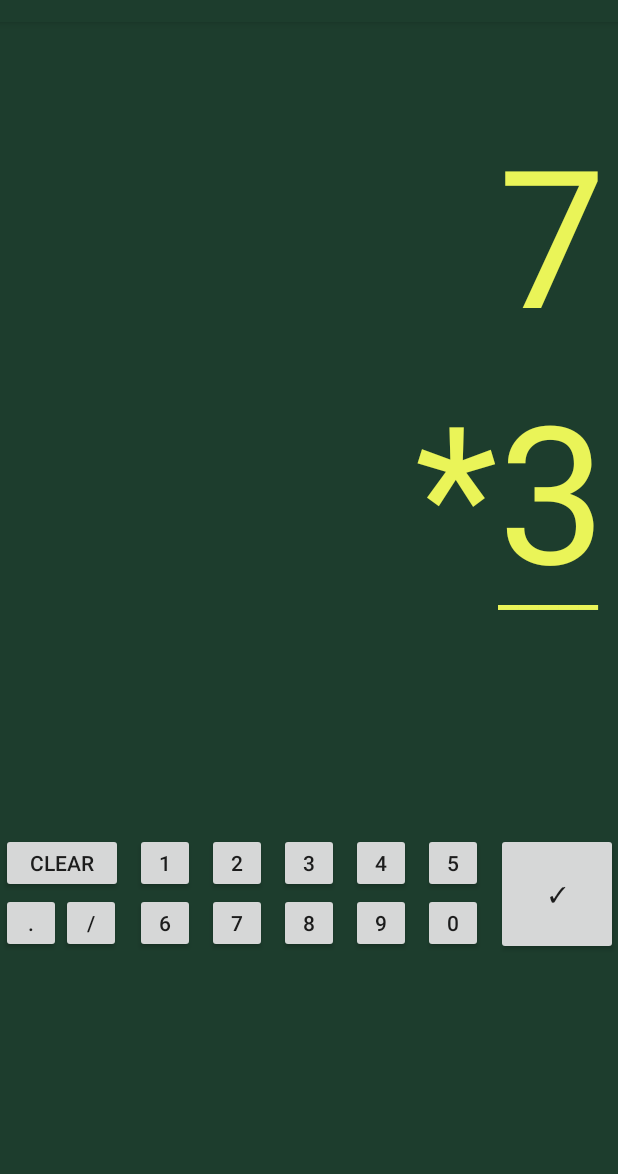
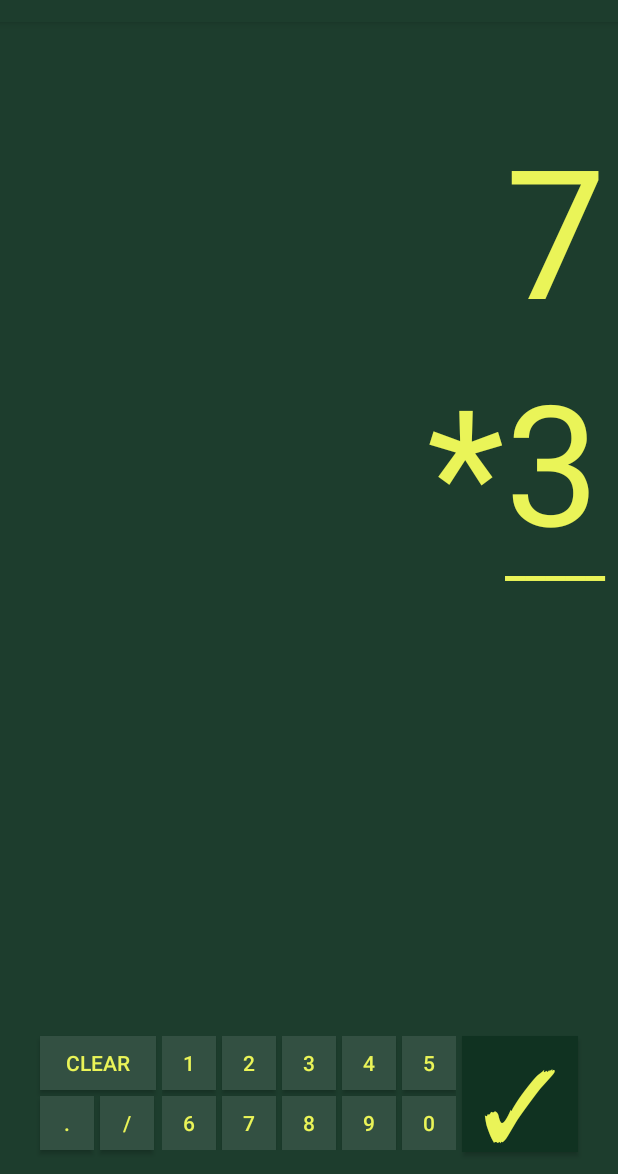
Before and after one commit to stupid-genius/Math-Tutor, an Android app: the screen it shows after launch (MainActivity), on a phone screen of 412 x 824 dp, the part 62-1236 px from its top. Run offline under Robolectric (Android 15) with nearby library versions, the phone set to English and light mode, and no system bars.

Commit message:
UI tweaks and bug fixes
- Adjusting UI to fit on actual phone (OnePlus2)
- handle case where user clicks submit with no answer

```diff
--- a/app/src/main/java/com/stupid_genius/mathtutor/MainActivity.java
+++ b/app/src/main/java/com/stupid_genius/mathtutor/MainActivity.java
@@ -31,7 +31,7 @@ public class MainActivity extends AppCompatActivity {
 		answer = findViewById(R.id.answer);
 		result = findViewById(R.id.result);
 
-		tutor.startSession();
+		tutor.startSession("");
 		startProblem();
 		setResult("");
 	}
@@ -49,7 +49,12 @@ public class MainActivity extends AppCompatActivity {
 	}
 
 	private Integer getAnswer(){
-		return Integer.valueOf(answer.getText().toString());
+		Integer userAnswer = 0;
+		String answerText = answer.getText().toString();
+		if (answerText.length() != 0) {
+			userAnswer = Integer.valueOf(answerText);
+		}
+		return userAnswer;
 	}
 	private void setAnswer(CharSequence s) {
 		answer.setText(s, TextView.BufferType.NORMAL);
--- a/app/src/main/java/com/stupid_genius/mathtutor/MathTutor.java
+++ b/app/src/main/java/com/stupid_genius/mathtutor/MathTutor.java
@@ -10,9 +10,6 @@ public class MathTutor implements Iterator<SimpleProblem> {
 
 	private int sessionCount;
 
-	public MathTutor() {
-	}
-
 	/**
 	 * Configurations:
 	 * - operation
@@ -23,10 +20,7 @@ public class MathTutor implements Iterator<SimpleProblem> {
 	 *
 	 * @param config
 	 */
-	public MathTutor(String config) {
-	}
-
-	public void startSession() {
+	public void startSession(String config) {
 		problemFactory = new ProblemFactory(OperationEnum.RANDOM, 10, false);
 		numCorrect = 0;
 		sessionCount = 0;
@@ -61,7 +55,7 @@ public class MathTutor implements Iterator<SimpleProblem> {
 
 	public static void main(String[] args) {
 		final MathTutor tutor = new MathTutor();
-		tutor.startSession();
+		tutor.startSession("");
 
 		Runtime.getRuntime().addShutdownHook(new Thread() {
 			public void run() {
--- a/app/src/main/res/layout/activity_main.xml
+++ b/app/src/main/res/layout/activity_main.xml
@@ -19,7 +19,7 @@
         <LinearLayout
             android:layout_width="match_parent"
             android:layout_height="wrap_content"
-            android:layout_weight="30"
+            android:layout_weight="20"
             android:orientation="vertical">
 
             <androidx.constraintlayout.widget.ConstraintLayout
@@ -31,7 +31,7 @@
                     android:id="@+id/result_top"
                     android:layout_width="wrap_content"
                     android:layout_height="wrap_content"
-                    android:layout_marginTop="8dp"
+                    android:layout_marginTop="16dp"
                     android:text="CORRECT!"
                     android:textColor="#eaf458"
                     android:textSize="36sp"
@@ -47,8 +47,8 @@
                     android:layout_width="wrap_content"
                     android:layout_height="wrap_content"
                     android:text="*"
-                    android:textColor="#eaf458"
-                    android:textSize="128sp"
+                    android:textColor="@color/colorAccent"
+                    android:textSize="120sp"
                     app:layout_constraintBottom_toBottomOf="parent"
                     app:layout_constraintEnd_toStartOf="@+id/constraintLayout" />
 
@@ -61,28 +61,25 @@
 
                     <TextView
                         android:id="@+id/firstNumber"
-                        android:layout_width="wrap_content"
+                        android:layout_width="0dp"
                         android:layout_height="wrap_content"
                         android:layout_marginEnd="8dp"
                         android:layout_marginRight="8dp"
                         android:text="123"
-                        android:textColor="#eaf458"
-                        android:textSize="128sp"
-                        app:autoSizeMaxTextSize="128sp"
-                        app:autoSizeTextType="uniform"
+                        android:textColor="@color/colorAccent"
+                        android:textSize="120sp"
                         app:layout_constraintBottom_toTopOf="@+id/secondNumber"
                         app:layout_constraintEnd_toEndOf="parent" />
 
                     <TextView
                         android:id="@+id/secondNumber"
-                        android:layout_width="wrap_content"
+                        android:layout_width="0dp"
                         android:layout_height="wrap_content"
                         android:layout_marginEnd="8dp"
                         android:layout_marginRight="8dp"
                         android:text="456"
-                        android:textColor="#eaf458"
-                        android:textSize="128sp"
-                        app:autoSizeMaxTextSize="128sp"
+                        android:textColor="@color/colorAccent"
+                        android:textSize="120sp"
                         app:autoSizeTextType="uniform"
                         app:layout_constraintBottom_toBottomOf="parent"
                         app:layout_constraintEnd_toEndOf="parent" />
@@ -110,7 +107,7 @@
         <LinearLayout
             android:layout_width="match_parent"
             android:layout_height="wrap_content"
-            android:layout_weight="5"
+            android:layout_weight="80"
             android:orientation="vertical">
 
             <androidx.constraintlayout.widget.ConstraintLayout
@@ -124,11 +121,10 @@
                     android:layout_height="wrap_content"
                     android:layout_marginEnd="8dp"
                     android:layout_marginRight="8dp"
-                    android:editable="true"
                     android:inputType="numberDecimal"
                     android:text="7890"
-                    android:textColor="#eaf458"
-                    android:textSize="128sp"
+                    android:textColor="@color/colorAccent"
+                    android:textSize="120sp"
                     app:autoSizeMaxTextSize="128sp"
                     app:autoSizeTextType="uniform"
                     app:layout_constraintEnd_toEndOf="parent"
@@ -138,123 +134,144 @@
                     android:id="@+id/inputLayout"
                     android:layout_width="wrap_content"
                     android:layout_height="wrap_content"
-                    android:layout_marginTop="144dp"
+                    android:layout_marginBottom="16dp"
+                    app:layout_constraintBottom_toBottomOf="parent"
                     app:layout_constraintEnd_toEndOf="parent"
-                    app:layout_constraintStart_toStartOf="parent"
-                    app:layout_constraintTop_toTopOf="parent">
+                    app:layout_constraintStart_toStartOf="parent">
 
                     <Button
                         android:id="@+id/one"
-                        android:layout_width="40dp"
-                        android:layout_height="40dp"
+                        android:layout_width="36dp"
+                        android:layout_height="36dp"
                         android:layout_weight="30"
+                        android:background="@color/primary_lightVariant"
                         android:onClick="numberClick"
                         android:text="1"
+                        android:textColor="@color/colorAccent"
                         app:layout_constraintStart_toStartOf="parent"
                         app:layout_constraintTop_toTopOf="parent" />
 
                     <Button
                         android:id="@+id/two"
-                        android:layout_width="40dp"
-                        android:layout_height="40dp"
-                        android:layout_marginStart="8dp"
-                        android:layout_marginLeft="8dp"
+                        android:layout_width="36dp"
+                        android:layout_height="36dp"
+                        android:layout_marginStart="4dp"
+                        android:layout_marginLeft="4dp"
                         android:layout_weight="30"
+                        android:background="@color/primary_lightVariant"
                         android:onClick="numberClick"
                         android:text="2"
+                        android:textColor="@color/colorAccent"
                         app:layout_constraintStart_toEndOf="@+id/one"
                         app:layout_constraintTop_toTopOf="@+id/one" />
 
                     <Button
                         android:id="@+id/six"
-                        android:layout_width="40dp"
-                        android:layout_height="40dp"
+                        android:layout_width="36dp"
+                        android:layout_height="36dp"
+                        android:layout_marginTop="4dp"
                         android:layout_weight="30"
+                        android:background="@color/primary_lightVariant"
                         android:onClick="numberClick"
                         android:text="6"
+                        android:textColor="@color/colorAccent"
                         app:layout_constraintStart_toStartOf="@+id/one"
                         app:layout_constraintTop_toBottomOf="@+id/one" />
 
                     <Button
                         android:id="@+id/nine"
-                        android:layout_width="40dp"
-                        android:layout_height="40dp"
-                        android:layout_marginStart="8dp"
-                        android:layout_marginLeft="8dp"
+                        android:layout_width="36dp"
+                        android:layout_height="36dp"
+                        android:layout_marginStart="4dp"
+                        android:layout_marginLeft="4dp"
                         android:layout_weight="30"
+                        android:background="@color/primary_lightVariant"
                         android:onClick="numberClick"
                         android:text="9"
+                        android:textColor="@color/colorAccent"
                         app:layout_constraintStart_toEndOf="@+id/eight"
                         app:layout_constraintTop_toTopOf="@+id/eight" />
 
                     <Button
                         android:id="@+id/three"
-                        android:layout_width="40dp"
-                        android:layout_height="40dp"
-                        android:layout_marginStart="8dp"
-                        android:layout_marginLeft="8dp"
+                        android:layout_width="36dp"
+                        android:layout_height="36dp"
+                        android:layout_marginStart="4dp"
+                        android:layout_marginLeft="4dp"
                         android:layout_weight="30"
+                        android:background="@color/primary_lightVariant"
                         android:onClick="numberClick"
                         android:text="3"
+                        android:textColor="@color/colorAccent"
                         app:layout_constraintStart_toEndOf="@+id/two"
                         app:layout_constraintTop_toTopOf="@+id/two" />
 
                     <Button
                         android:id="@+id/eight"
-                        android:layout_width="40dp"
-                        android:layout_height="40dp"
-                        android:layout_marginStart="8dp"
-                        android:layout_marginLeft="8dp"
+                        android:layout_width="36dp"
+                        android:layout_height="36dp"
+                        android:layout_marginStart="4dp"
+                        android:layout_marginLeft="4dp"
                         android:layout_weight="30"
+                        android:background="@color/primary_lightVariant"
                         android:onClick="numberClick"
                         android:text="8"
+                        android:textColor="@color/colorAccent"
                         app:layout_constraintStart_toEndOf="@+id/seven"
                         app:layout_constraintTop_toTopOf="@+id/seven" />
 
                     <Button
                         android:id="@+id/five"
-                        android:layout_width="40dp"
-                        android:layout_height="40dp"
-                        android:layout_marginStart="8dp"
-                        android:layout_marginLeft="8dp"
+                        android:layout_width="36dp"
+                        android:layout_height="36dp"
+                        android:layout_marginStart="4dp"
+                        android:layout_marginLeft="4dp"
                         android:layout_weight="30"
+                        android:background="@color/primary_lightVariant"
                         android:onClick="numberClick"
                         android:text="5"
+                        android:textColor="@color/colorAccent"
                         app:layout_constraintStart_toEndOf="@+id/four"
                         app:layout_constraintTop_toTopOf="@+id/four" />
 
                     <Button
                         android:id="@+id/zero"
-                        android:layout_width="40dp"
-                        android:layout_height="40dp"
-                        android:layout_marginStart="8dp"
-                        android:layout_marginLeft="8dp"
+                        android:layout_width="36dp"
+                        android:layout_height="36dp"
+                        android:layout_marginStart="4dp"
+                        android:layout_marginLeft="4dp"
+                        android:background="@color/primary_lightVariant"
                         android:onClick="numberClick"
                         android:text="0"
+                        android:textColor="@color/colorAccent"
                         app:layout_constraintStart_toEndOf="@+id/nine"
                         app:layout_constraintTop_toTopOf="@+id/nine" />
 
                     <Button
                         android:id="@+id/four"
-                        android:layout_width="40dp"
-                        android:layout_height="40dp"
-                        android:layout_marginStart="8dp"
-                        android:layout_marginLeft="8dp"
+                        android:layout_width="36dp"
+                        android:layout_height="36dp"
+                        android:layout_marginStart="4dp"
+                        android:layout_marginLeft="4dp"
                         android:layout_weight="30"
+                        android:background="@color/primary_lightVariant"
                         android:onClick="numberClick"
                         android:text="4"
+                        android:textColor="@color/colorAccent"
                         app:layout_constraintStart_toEndOf="@+id/three"
                         app:layout_constraintTop_toTopOf="@+id/three" />
 
                     <Button
                         android:id="@+id/seven"
-                        android:layout_width="40dp"
-                        android:layout_height="40dp"
-                        android:layout_marginStart="8dp"
-                        android:layout_marginLeft="8dp"
+                        android:layout_width="36dp"
+                        android:layout_height="36dp"
+                        android:layout_marginStart="4dp"
+                        android:layout_marginLeft="4dp"
                         android:layout_weight="30"
+                        android:background="@color/primary_lightVariant"
                         android:onClick="numberClick"
                         android:text="7"
+                        android:textColor="@color/colorAccent"
                         app:layout_constraintStart_toEndOf="@+id/six"
                         app:layout_constraintTop_toTopOf="@+id/six" />
 
@@ -262,43 +279,57 @@
 
                 <Button
                     android:id="@+id/submit"
-                    android:layout_width="81dp"
-                    android:layout_height="81dp"
+                    android:layout_width="77dp"
+                    android:layout_height="77dp"
+                    android:layout_marginStart="4dp"
+                    android:layout_marginLeft="4dp"
+                    android:background="@color/colorPrimaryDark"
                     android:onClick="submitClick"
                     android:text="✓"
-                    app:layout_constraintEnd_toEndOf="parent"
+                    android:textColor="@color/colorAccent"
+                    android:textSize="64sp"
+                    app:layout_constraintStart_toEndOf="@+id/inputLayout"
                     app:layout_constraintTop_toTopOf="@+id/inputLayout" />
 
                 <Button
                     android:id="@+id/clear"
-                    android:layout_width="81dp"
-                    android:layout_height="40dp"
-                    android:layout_marginEnd="8dp"
-                    android:layout_marginRight="8dp"
+                    android:layout_width="77dp"
+                    android:layout_height="36dp"
+                    android:layout_marginEnd="4dp"
+                    android:layout_marginRight="4dp"
+                    android:background="@color/primary_lightVariant"
                     android:onClick="clearClick"
                     android:text="clear"
+                    android:textColor="@color/colorAccent"
                     app:layout_constraintEnd_toStartOf="@+id/inputLayout"
                     app:layout_constraintTop_toTopOf="@+id/inputLayout" />
 
                 <Button
                     android:id="@+id/decimal"
-                    android:layout_width="40dp"
-                    android:layout_height="40dp"
+                    android:layout_width="36dp"
+                    android:layout_height="36dp"
+                    android:layout_marginTop="4dp"
                     android:layout_weight="30"
+                    android:background="@color/primary_lightVariant"
                     android:onClick="numberClick"
                     android:text="."
+                    android:textColor="@color/colorAccent"
                     app:layout_constraintStart_toStartOf="@+id/clear"
                     app:layout_constraintTop_toBottomOf="@+id/clear" />
 
                 <Button
                     android:id="@+id/fraction"
-                    android:layout_width="40dp"
-                    android:layout_height="40dp"
+                    android:layout_width="36dp"
+                    android:layout_height="36dp"
+                    android:layout_marginStart="4dp"
+                    android:layout_marginLeft="4dp"
                     android:layout_weight="30"
+                    android:background="@color/primary_lightVariant"
                     android:onClick="numberClick"
                     android:text="/"
+                    android:textColor="@color/colorAccent"
                     app:layout_constraintStart_toEndOf="@+id/decimal"
-                    app:layout_constraintTop_toBottomOf="@+id/clear" />
+                    app:layout_constraintTop_toTopOf="@+id/decimal" />
 
                 <TextView
                     android:id="@+id/result"
@@ -307,8 +338,8 @@
                     android:text="CORRECT!"
                     android:textColor="#eaf458"
                     android:textSize="12sp"
-                    app:layout_constraintEnd_toEndOf="parent"
-                    app:layout_constraintStart_toStartOf="parent"
+                    app:layout_constraintEnd_toEndOf="@+id/submit"
+                    app:layout_constraintStart_toStartOf="@+id/decimal"
                     app:layout_constraintTop_toBottomOf="@+id/inputLayout" />
 
             </androidx.constraintlayout.widget.ConstraintLayout>
--- a/app/src/main/res/values/colors.xml
+++ b/app/src/main/res/values/colors.xml
@@ -1,6 +1,8 @@
 <?xml version="1.0" encoding="utf-8"?>
 <resources>
+<!--    http://paletton.com/#uid=6300u0kgNaVavkGbFeolw8SqK63-->
     <color name="colorPrimary">#1d3d2d</color>
     <color name="colorPrimaryDark">#103221</color>
     <color name="colorAccent">#eaf458</color>
+    <color name="primary_lightVariant">#335042</color>
 </resources>
```
